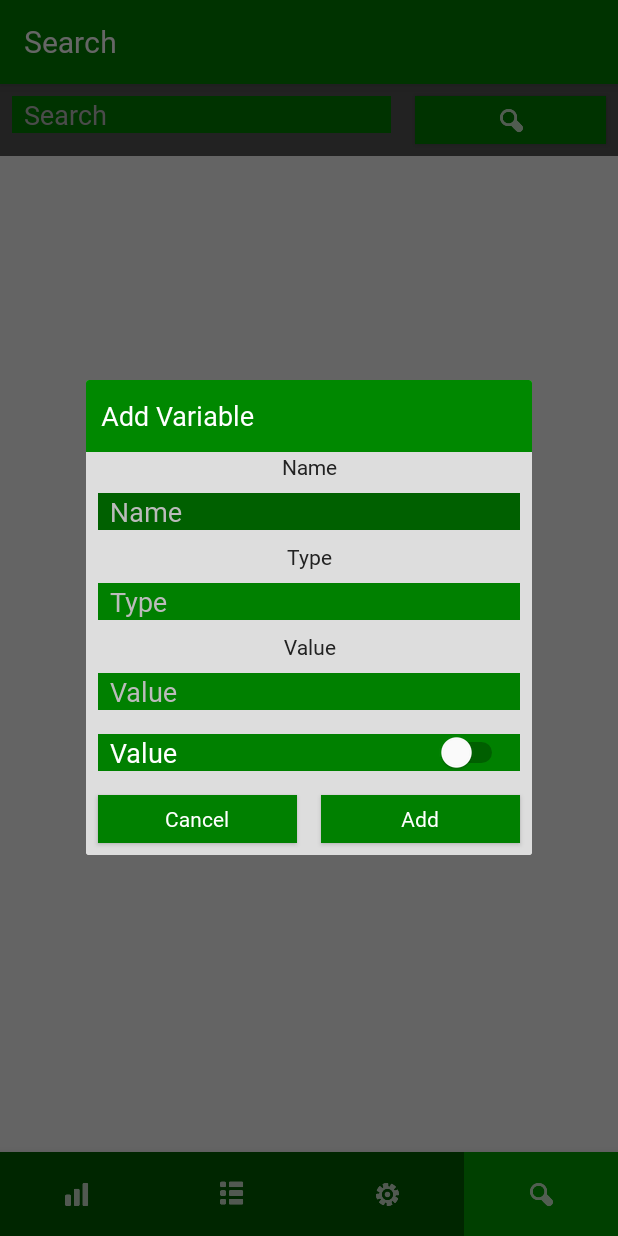
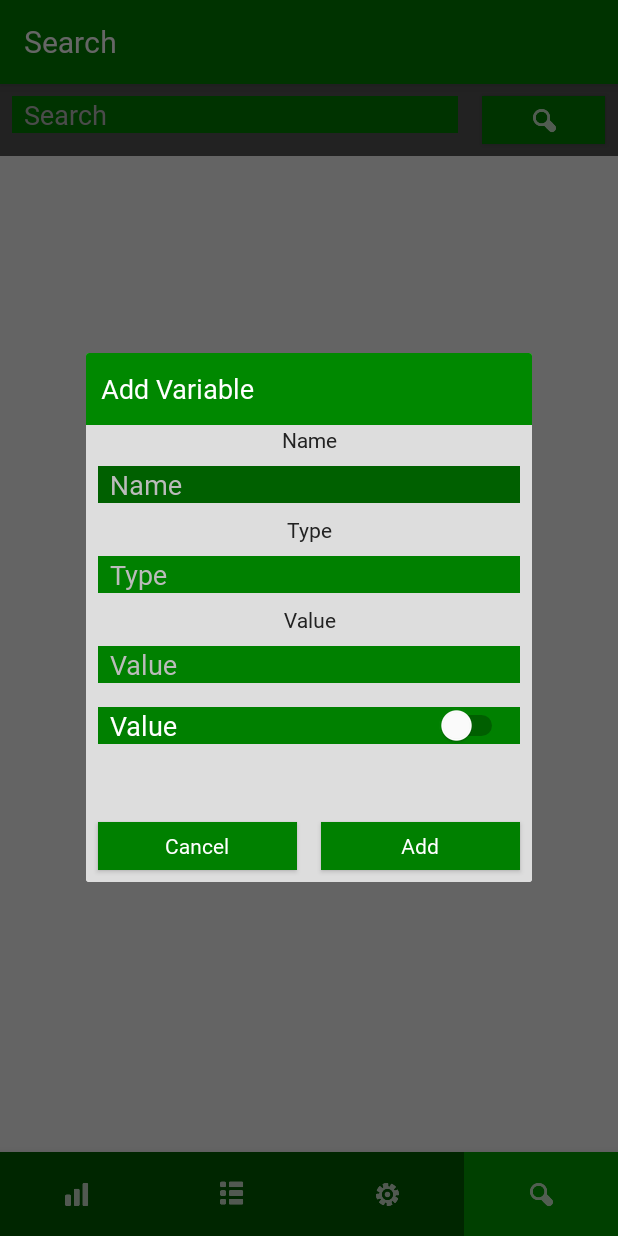
Before and after one commit to TimeCrafters/TimeCraftersConfigurationTool, an Android app: the fragment VariableDialog placed in its activity, item 4 of the bottom bar chosen, on a phone screen of 412 x 824 dp. Run offline under Robolectric (Android 15) with nearby library versions, the phone set to English and light mode, and no system bars; our stand-ins replace navigation-ui.

Commit message:
Fixed dialog default titlebar shown on android 5.1, added spacing for control buttons in EditVariable dialog to prevent accidently triggering the cancel/add buttons

```diff
--- a/app/src/main/java/org/timecrafters/TimeCraftersConfigurationTool/dialogs/Dialog.java
+++ b/app/src/main/java/org/timecrafters/TimeCraftersConfigurationTool/dialogs/Dialog.java
@@ -5,15 +5,24 @@ import android.os.Bundle;
 import android.view.LayoutInflater;
 import android.view.View;
 import android.view.ViewGroup;
+import android.view.Window;
 import android.widget.ImageButton;
 
+import androidx.annotation.Nullable;
 import androidx.fragment.app.DialogFragment;
 
 import org.timecrafters.TimeCraftersConfigurationTool.R;
 
 public class Dialog extends DialogFragment {
     @Override
+    public void onCreate(@Nullable Bundle savedInstanceState) {
+        super.onCreate(savedInstanceState);
+    }
+
+    @Override
     public View onCreateView(LayoutInflater inflater, ViewGroup container, Bundle savedInstanceState) {
+        getDialog().requestWindowFeature(Window.FEATURE_NO_TITLE);
+
         View v = View.inflate(getContext(), R.layout.dialog_base, null);
 
         ImageButton closeButton = v.findViewById(R.id.dialogCloseButton);
--- a/app/src/main/res/layout/dialog_edit_variable.xml
+++ b/app/src/main/res/layout/dialog_edit_variable.xml
@@ -62,6 +62,7 @@
     <LinearLayout
         android:layout_width="match_parent"
         android:layout_height="match_parent"
+        android:layout_marginTop="@dimen/dialog_button_margin"
         android:orientation="horizontal">
 
         <Button
--- a/app/src/main/res/layout/fragment_configuration.xml
+++ b/app/src/main/res/layout/fragment_configuration.xml
@@ -18,7 +18,7 @@
 
     <ImageButton
         android:id="@+id/rename_configuration"
-        style="@style/Widget.AppCompat.ImageButton"
+        style="@style/Button"
         android:layout_width="match_parent"
         android:layout_height="wrap_content"
         android:layout_weight="0.8"
@@ -28,7 +28,7 @@
 
     <ImageButton
         android:id="@+id/delete_configuration"
-        style="@style/Widget.AppCompat.ImageButton"
+        style="@style/Button"
         android:layout_width="match_parent"
         android:layout_height="wrap_content"
         android:layout_weight="0.8"
--- a/app/src/main/res/layout/fragment_search.xml
+++ b/app/src/main/res/layout/fragment_search.xml
@@ -27,7 +27,7 @@
             style="@style/Button"
             android:layout_width="wrap_content"
             android:layout_height="wrap_content"
-            android:layout_weight="1"
+            android:layout_weight="0.1"
             android:src="@drawable/search" />
     </LinearLayout>
 
--- a/app/src/main/res/values/dimens.xml
+++ b/app/src/main/res/values/dimens.xml
@@ -14,4 +14,5 @@
     <dimen name="button_margin_bottom">8dp</dimen>
 
     <dimen name="dialogTitleTextSize">18dp</dimen>
+    <dimen name="dialog_button_margin">36dp</dimen>
 </resources>
```
